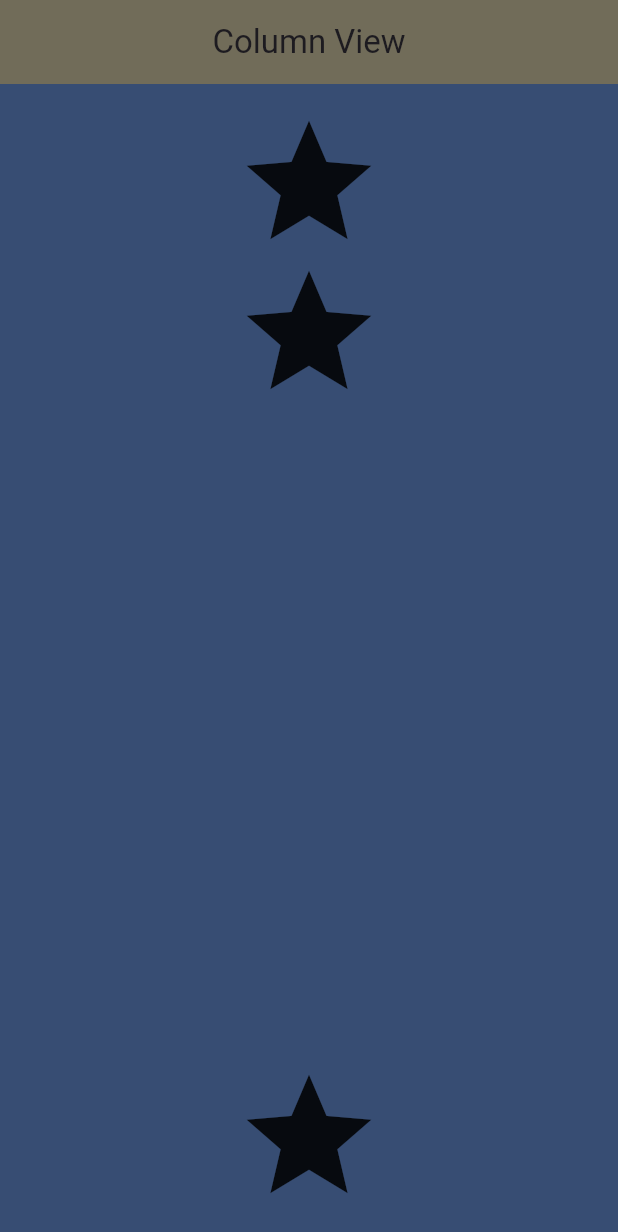
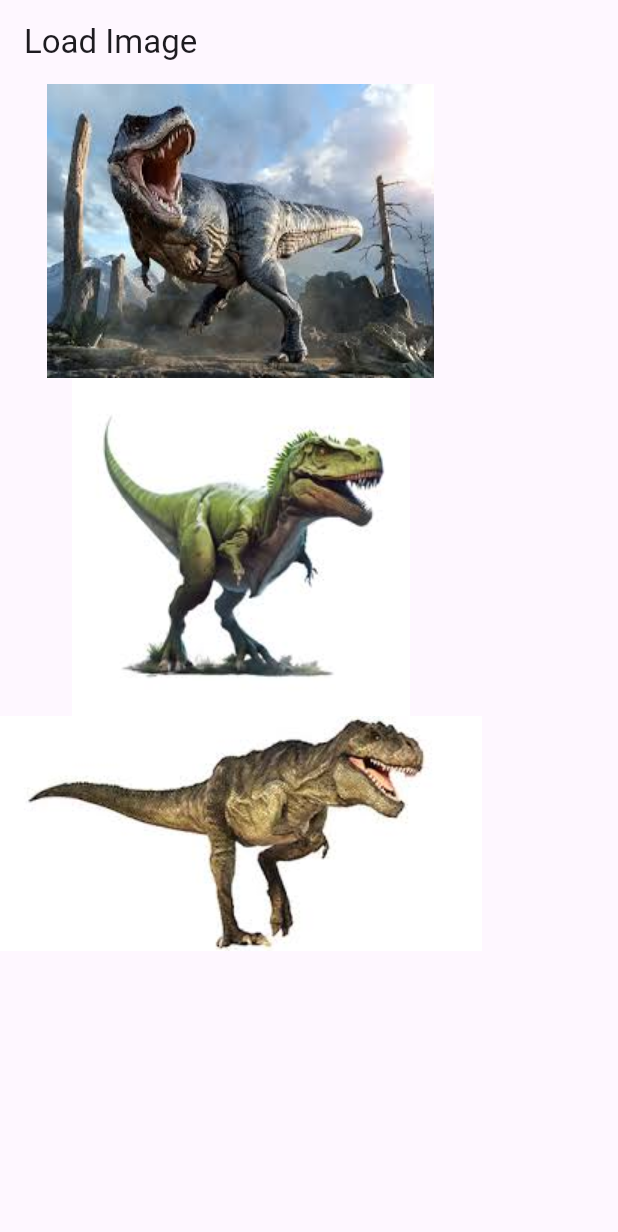
Before and after one commit to Ziroworld/new_project, a Flutter app: the screen it shows after launch, on a phone screen of 412 x 824 dp. Shown: the top 1232 px of the screen. Run offline on Flutter 3.47's test engine with Material 3 defaults, Android fonts, the phone set to English and light mode, and no system bars.

Commit message:
added features of container and adding images to it.

```diff
--- a/lib/app.dart
+++ b/lib/app.dart
@@ -1,7 +1,6 @@
 import 'package:flutter/material.dart';
-import 'package:new_project/view/arithemetic_view.dart';
-import 'package:new_project/view/column_view.dart';
-import 'package:new_project/view/rich_text_view.dart';
+import 'package:new_project/week4/load_image_view.dart';
+
 
 class App extends StatelessWidget {
   const App({super.key});
@@ -11,7 +10,7 @@ class App extends StatelessWidget {
     return const MaterialApp(
       debugShowCheckedModeBanner: false,
       title: "new project",
-      home: ColumnView(),
+      home: LoadImageView(),
     );
   }
 }
--- /dev/null
+++ b/lib/week4/load_image_view.dart
@@ -0,0 +1,28 @@
+import 'package:flutter/material.dart';
+
+class LoadImageView extends StatefulWidget {
+  const LoadImageView({super.key});
+
+  @override
+  State<LoadImageView> createState() => _LoadImageViewState();
+}
+
+class _LoadImageViewState extends State<LoadImageView> {
+  @override
+  Widget build(BuildContext context) {
+    return Scaffold(
+      appBar: AppBar(
+        title: const Text('Load Image'),
+      ),
+      body: SafeArea(
+        child: Column(
+          children: [
+            Image.asset('assets/images/dino1.jpg'),
+            Image.asset('assets/images/dino2.jpg'),
+            Image.asset('assets/images/dino3.jpg'),
+          ],
+        ),
+      ),
+    );
+  }
+}
--- a/pubspec.yaml
+++ b/pubspec.yaml
@@ -59,9 +59,8 @@ flutter:
   uses-material-design: true
 
   # To add assets to your application, add an assets section, like this:
-  # assets:
-  #   - images/a_dot_burr.jpeg
-  #   - images/a_dot_ham.jpeg
+  assets:
+    - assets/images/
 
   # An image asset can refer to one or more resolution-specific "variants", see
   # https://flutter.dev/to/resolution-aware-images
```
Also changed, not shown: lib/week4/container.dart (added, +30 -0 lines), lib/week4/cross_axix_alignment.dart (added, +24 -0 lines), assets/images/dino1.jpg (added), assets/images/dino2.jpg (added), assets/images/dino3.jpg (added).
